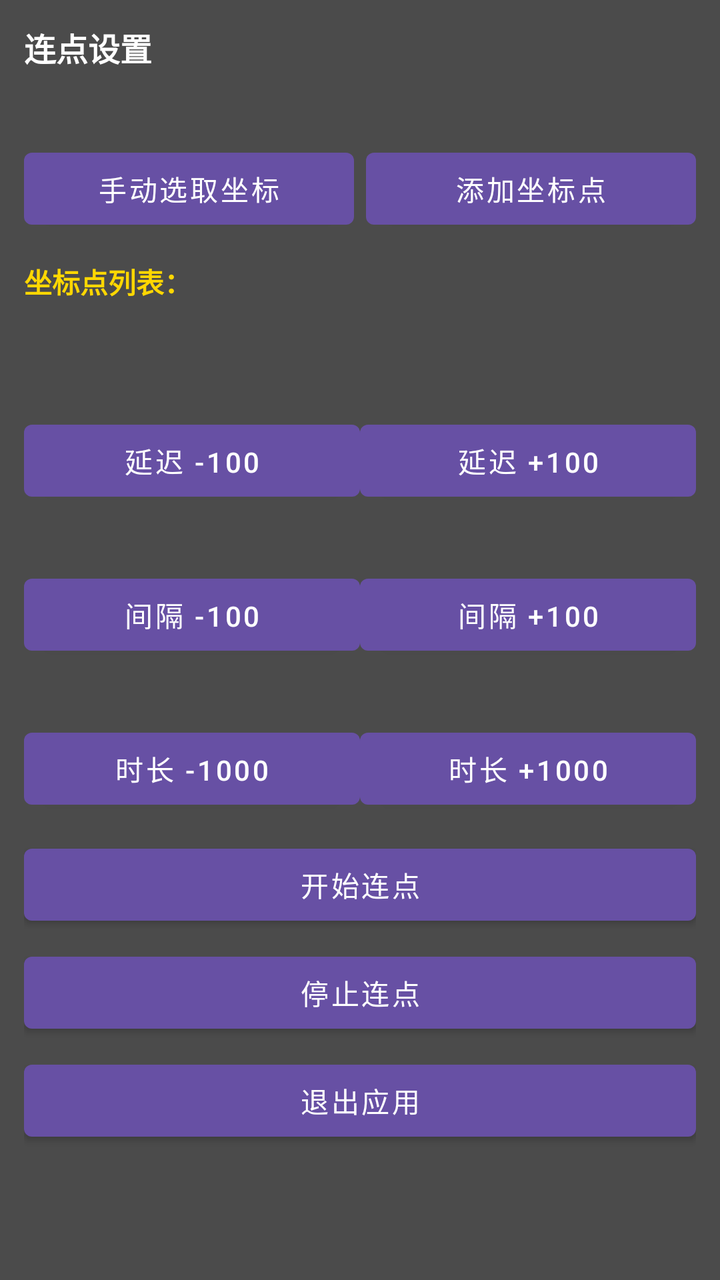
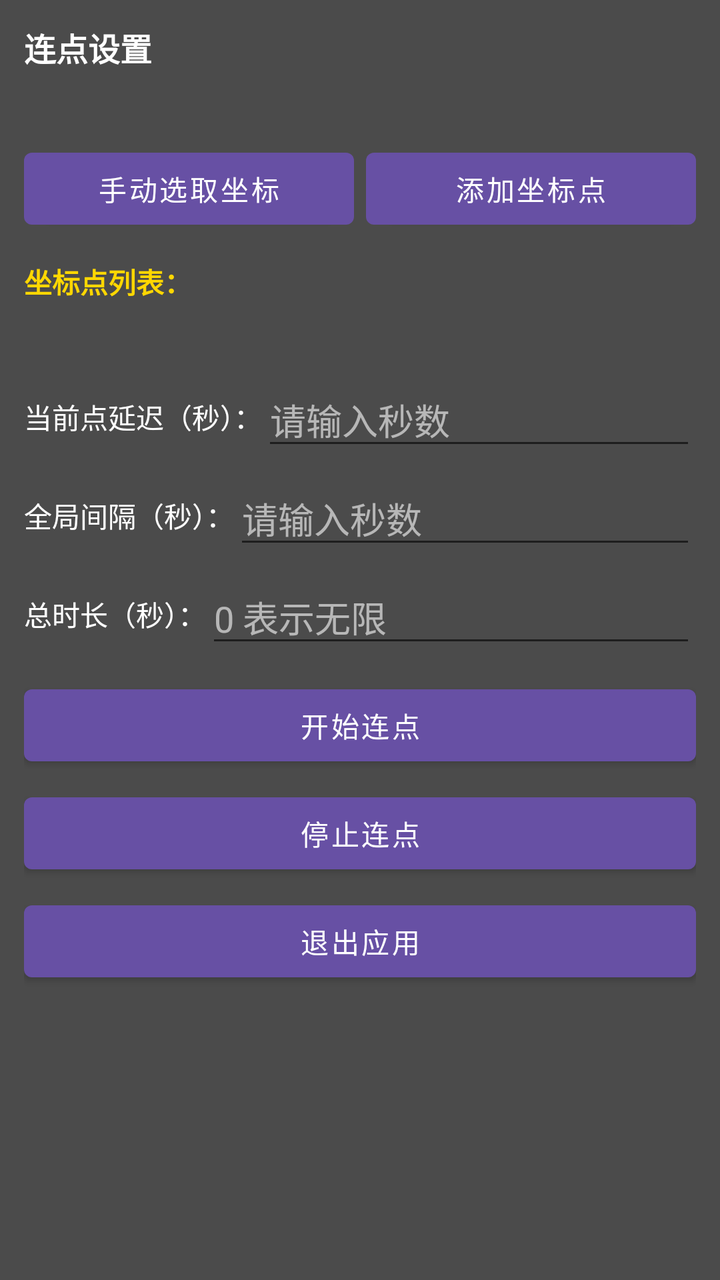

Compare the two renders of this Android layout. The source of the first and the diff that turns it into the second are given below.
<!-- AndroidManifest.xml: application theme Theme.AutoClicker -->
<!-- res/layout/view_overlay_panel.xml -->
<?xml version="1.0" encoding="utf-8"?>
<ScrollView xmlns:android="http://schemas.android.com/apk/res/android"
    android:layout_width="320dp"
    android:layout_height="wrap_content"
    android:background="#CC1E1E1E"
    android:orientation="vertical"
    android:padding="12dp">

    <LinearLayout
        android:layout_width="match_parent"
        android:layout_height="wrap_content"
        android:orientation="vertical">

        <TextView
            android:id="@+id/panelTitle"
            android:layout_width="wrap_content"
            android:layout_height="wrap_content"
            android:text="@string/panel_title"
            android:textColor="#FFFFFF"
            android:textSize="16sp"
            android:textStyle="bold" />

        <TextView
            android:id="@+id/coordText"
            android:layout_width="wrap_content"
            android:layout_height="wrap_content"
            android:layout_marginTop="10dp"
            android:textColor="#FFFFFF"
            android:textSize="14sp" />

        <LinearLayout
            android:layout_width="match_parent"
            android:layout_height="wrap_content"
            android:orientation="horizontal"
            android:layout_marginTop="6dp">

            <Button
                android:id="@+id/pickCoordBtn"
                android:layout_width="0dp"
                android:layout_height="wrap_content"
                android:layout_weight="1"
                android:text="@string/pick_coord_btn" />

            <Button
                android:id="@+id/addPointBtn"
                android:layout_width="0dp"
                android:layout_height="wrap_content"
                android:layout_weight="1"
                android:text="添加坐标点"
                android:layout_marginStart="6dp" />
        </LinearLayout>

        <TextView
            android:layout_width="wrap_content"
            android:layout_height="wrap_content"
            android:layout_marginTop="12dp"
            android:text="坐标点列表："
            android:textColor="#FFD700"
            android:textSize="14sp"
            android:textStyle="bold" />

        <LinearLayout
            android:id="@+id/pointsContainer"
            android:layout_width="match_parent"
            android:layout_height="wrap_content"
            android:orientation="vertical"
            android:layout_marginTop="6dp" />

        <TextView
            android:id="@+id/selectedPointText"
            android:layout_width="wrap_content"
            android:layout_height="wrap_content"
            android:layout_marginTop="8dp"
            android:textColor="#FFE082"
            android:textSize="13sp" />

        <TextView
            android:id="@+id/selectedDelayText"
            android:layout_width="wrap_content"
            android:layout_height="wrap_content"
            android:layout_marginTop="2dp"
            android:textColor="#FFFFFF"
            android:textSize="13sp" />

        <LinearLayout
            android:layout_width="match_parent"
            android:layout_height="wrap_content"
            android:layout_marginTop="4dp"
            android:orientation="horizontal">

            <Button
                android:id="@+id/selectedDelayMinusBtn"
                android:layout_width="0dp"
                android:layout_height="wrap_content"
                android:layout_weight="1"
                android:text="延迟 -100" />

            <Button
                android:id="@+id/selectedDelayPlusBtn"
                android:layout_width="0dp"
                android:layout_height="wrap_content"
                android:layout_weight="1"
                android:text="延迟 +100" />
        </LinearLayout>

        <TextView
            android:id="@+id/intervalText"
            android:layout_width="wrap_content"
            android:layout_height="wrap_content"
            android:layout_marginTop="10dp"
            android:textColor="#FFFFFF"
            android:textSize="14sp" />

        <LinearLayout
            android:layout_width="match_parent"
            android:layout_height="wrap_content"
            android:orientation="horizontal">

            <Button
                android:id="@+id/intervalMinusBtn"
                android:layout_width="0dp"
                android:layout_height="wrap_content"
                android:layout_weight="1"
                android:text="@string/interval_minus_btn" />

            <Button
                android:id="@+id/intervalPlusBtn"
                android:layout_width="0dp"
                android:layout_height="wrap_content"
                android:layout_weight="1"
                android:text="@string/interval_plus_btn" />
        </LinearLayout>

        <TextView
            android:id="@+id/durationText"
            android:layout_width="wrap_content"
            android:layout_height="wrap_content"
            android:layout_marginTop="10dp"
            android:textColor="#FFFFFF"
            android:textSize="14sp" />

        <LinearLayout
            android:layout_width="match_parent"
            android:layout_height="wrap_content"
            android:orientation="horizontal">

            <Button
                android:id="@+id/durationMinusBtn"
                android:layout_width="0dp"
                android:layout_height="wrap_content"
                android:layout_weight="1"
                android:text="@string/duration_minus_btn" />

            <Button
                android:id="@+id/durationPlusBtn"
                android:layout_width="0dp"
                android:layout_height="wrap_content"
                android:layout_weight="1"
                android:text="@string/duration_plus_btn" />
        </LinearLayout>

        <Button
            android:id="@+id/startBtn"
            android:layout_width="match_parent"
            android:layout_height="wrap_content"
            android:layout_marginTop="10dp"
            android:text="@string/start_btn" />

        <Button
            android:id="@+id/stopBtn"
            android:layout_width="match_parent"
            android:layout_height="wrap_content"
            android:layout_marginTop="6dp"
            android:text="@string/stop_btn" />

        <Button
            android:id="@+id/exitBtn"
            android:layout_width="match_parent"
            android:layout_height="wrap_content"
            android:layout_marginTop="6dp"
            android:text="@string/exit_btn" />

    </LinearLayout>
</ScrollView>
<!-- resources referenced by this layout -->
<resources>
  <string name="duration_minus_btn">时长 -1000</string>
  <string name="duration_plus_btn">时长 +1000</string>
  <string name="exit_btn">退出应用</string>
  <string name="interval_minus_btn">间隔 -100</string>
  <string name="interval_plus_btn">间隔 +100</string>
  <string name="panel_title">连点设置</string>
  <string name="pick_coord_btn">手动选取坐标</string>
  <string name="start_btn">开始连点</string>
  <string name="stop_btn">停止连点</string>
  <style name="Theme.AutoClicker" parent="Theme.MaterialComponents.DayNight.DarkActionBar">
          <item name="colorPrimary">@color/purple_500</item>
          <item name="colorPrimaryVariant">@color/purple_700</item>
          <item name="android:statusBarColor" tools:targetApi="l">@color/purple_700</item>
      </style>
  <color name="purple_500">#6750A4</color>
  <color name="purple_700">#4F378B</color>
</resources>

<!-- the commit's change to res/layout/view_overlay_panel.xml (unified diff, before → after) -->
@@ -74,89 +74,88 @@
             android:textColor="#FFE082"
             android:textSize="13sp" />
 
-        <TextView
-            android:id="@+id/selectedDelayText"
-            android:layout_width="wrap_content"
+        <LinearLayout
+            android:layout_width="match_parent"
             android:layout_height="wrap_content"
-            android:layout_marginTop="2dp"
-            android:textColor="#FFFFFF"
-            android:textSize="13sp" />
+            android:layout_marginTop="4dp"
+            android:gravity="center_vertical"
+            android:orientation="horizontal">
+
+            <TextView
+                android:layout_width="wrap_content"
+                android:layout_height="wrap_content"
+                android:text="@string/delay_input_label"
+                android:textColor="#FFFFFF"
+                android:textSize="14sp" />
+
+            <EditText
+                android:id="@+id/delayInput"
+                android:layout_width="0dp"
+                android:layout_height="wrap_content"
+                android:layout_weight="1"
+                android:digits="0123456789."
+                android:hint="@string/time_input_hint"
+                android:inputType="numberDecimal"
+                android:maxLines="1"
+                android:selectAllOnFocus="true"
+                android:textColor="#FFFFFF"
+                android:textColorHint="#99FFFFFF" />
+        </LinearLayout>
 
         <LinearLayout
             android:layout_width="match_parent"
             android:layout_height="wrap_content"
-            android:layout_marginTop="4dp"
+            android:layout_marginTop="6dp"
+            android:gravity="center_vertical"
             android:orientation="horizontal">
 
-            <Button
-                android:id="@+id/selectedDelayMinusBtn"
+            <TextView
+                android:layout_width="wrap_content"
+                android:layout_height="wrap_content"
+                android:text="@string/interval_input_label"
+                android:textColor="#FFFFFF"
+                android:textSize="14sp" />
+
+            <EditText
+                android:id="@+id/intervalInput"
                 android:layout_width="0dp"
                 android:layout_height="wrap_content"
                 android:layout_weight="1"
-                android:text="延迟 -100" />
-
-            <Button
-                android:id="@+id/selectedDelayPlusBtn"
-                android:layout_width="0dp"
-                android:layout_height="wrap_content"
-                android:layout_weight="1"
-                android:text="延迟 +100" />
+                android:digits="0123456789."
+                android:hint="@string/time_input_hint"
+                android:inputType="numberDecimal"
+                android:maxLines="1"
+                android:selectAllOnFocus="true"
+                android:textColor="#FFFFFF"
+                android:textColorHint="#99FFFFFF" />
         </LinearLayout>
-
-        <TextView
-            android:id="@+id/intervalText"
-            android:layout_width="wrap_content"
-            android:layout_height="wrap_content"
-            android:layout_marginTop="10dp"
-            android:textColor="#FFFFFF"
-            android:textSize="14sp" />
 
         <LinearLayout
             android:layout_width="match_parent"
             android:layout_height="wrap_content"
+            android:layout_marginTop="6dp"
+            android:gravity="center_vertical"
             android:orientation="horizontal">
 
-            <Button
-                android:id="@+id/intervalMinusBtn"
+            <TextView
+                android:layout_width="wrap_content"
+                android:layout_height="wrap_content"
+                android:text="@string/duration_input_label"
+                android:textColor="#FFFFFF"
+                android:textSize="14sp" />
+
+            <EditText
+                android:id="@+id/durationInput"
                 android:layout_width="0dp"
                 android:layout_height="wrap_content"
                 android:layout_weight="1"
-                android:text="@string/interval_minus_btn" />
-
-            <Button
-                android:id="@+id/intervalPlusBtn"
-                android:layout_width="0dp"
-                android:layout_height="wrap_content"
-                android:layout_weight="1"
-                android:text="@string/interval_plus_btn" />
-        </LinearLayout>
-
-        <TextView
-            android:id="@+id/durationText"
-            android:layout_width="wrap_content"
-            android:layout_height="wrap_content"
-            android:layout_marginTop="10dp"
-            android:textColor="#FFFFFF"
-            android:textSize="14sp" />
-
-        <LinearLayout
-            android:layout_width="match_parent"
-            android:layout_height="wrap_content"
-            android:orientation="horizontal">
-
-            <Button
-                android:id="@+id/durationMinusBtn"
-                android:layout_width="0dp"
-                android:layout_height="wrap_content"
-                android:layout_weight="1"
-                android:text="@string/duration_minus_btn" />
-
-            <Button
-                android:id="@+id/durationPlusBtn"
-                android:layout_width="0dp"
-                android:layout_height="wrap_content"
-                android:layout_weight="1"
-                android:text="@string/duration_plus_btn" />
+                android:digits="0123456789."
+                android:hint="@string/duration_input_hint"
+                android:inputType="numberDecimal"
+                android:maxLines="1"
+                android:selectAllOnFocus="true"
+                android:textColor="#FFFFFF"
+                android:textColorHint="#99FFFFFF" />
         </LinearLayout>
 
         <Button
<!-- resource entries referenced after the edit -->
@@ -1,14 +1,15 @@
 <!-- resources referenced by this layout -->
 <resources>
-  <string name="duration_minus_btn">时长 -1000</string>
-  <string name="duration_plus_btn">时长 +1000</string>
+  <string name="delay_input_label">当前点延迟（秒）：</string>
+  <string name="duration_input_hint">0 表示无限</string>
+  <string name="duration_input_label">总时长（秒）：</string>
   <string name="exit_btn">退出应用</string>
-  <string name="interval_minus_btn">间隔 -100</string>
-  <string name="interval_plus_btn">间隔 +100</string>
+  <string name="interval_input_label">全局间隔（秒）：</string>
   <string name="panel_title">连点设置</string>
   <string name="pick_coord_btn">手动选取坐标</string>
   <string name="start_btn">开始连点</string>
   <string name="stop_btn">停止连点</string>
+  <string name="time_input_hint">请输入秒数</string>
   <style name="Theme.AutoClicker" parent="Theme.MaterialComponents.DayNight.DarkActionBar">
           <item name="colorPrimary">@color/purple_500</item>
           <item name="colorPrimaryVariant">@color/purple_700</item>
